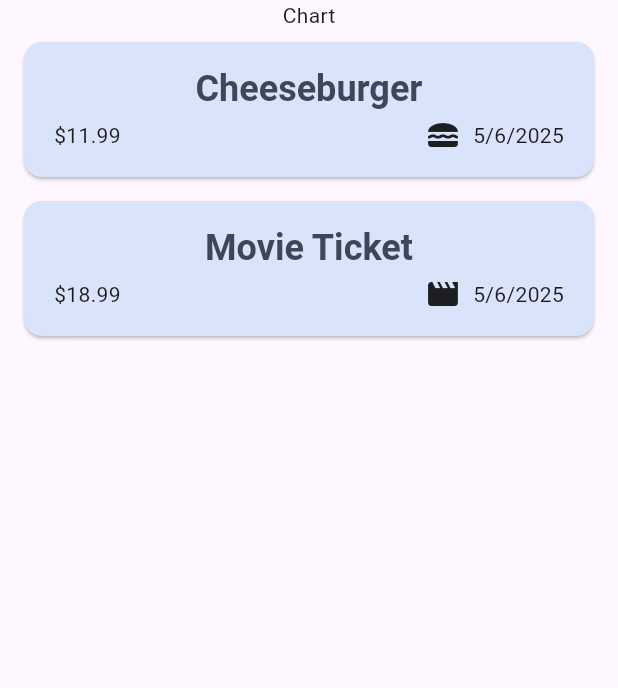
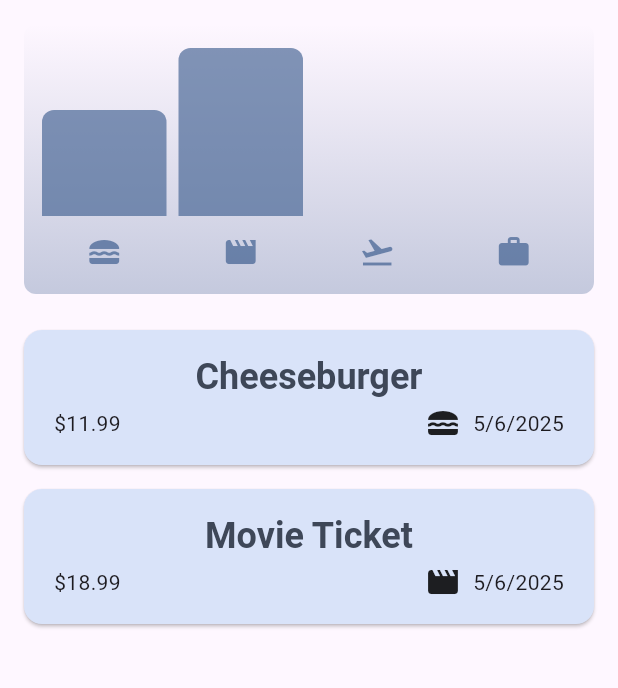
Before and after one commit to thehwayne/expense_tracker, a Flutter app: the screen it shows after launch, on a phone screen of 412 x 824 dp, the part 84-772 px from its top. Run offline on Flutter 3.47's test engine with Material 3 defaults, Android fonts, the phone set to English and light mode, and no system bars.

Commit message:
Changes to expenses.dart and new_expense.dart

```diff
--- a/lib/widgets/expenses.dart
+++ b/lib/widgets/expenses.dart
@@ -1,3 +1,4 @@
+import 'package:expense_tracker/widgets/chart/chart.dart';
 import 'package:expense_tracker/widgets/expenses_list/expenses_list.dart';
 import 'package:expense_tracker/widgets/new_expense.dart';
 import 'package:flutter/material.dart';
@@ -16,6 +17,7 @@ class Expenses extends StatefulWidget {
 class _ExpensesState extends State<Expenses> {
   void _openAddExpenseOverlay() {
     showModalBottomSheet(
+      useSafeArea: true,
       isScrollControlled: true,
       context: context,
       builder: (ctx) => NewExpense(
@@ -63,6 +65,9 @@ class _ExpensesState extends State<Expenses> {
   ];
   @override
   Widget build(BuildContext context) {
+    var width = MediaQuery.of(context).size.width;
+    // print("Width ${MediaQuery.of(context).size.width}");
+    // print("Height ${MediaQuery.of(context).size.height}");
     Widget mainContent = const Center(
       child: Text('No ExpensesFound. Click + to add'),
     );
@@ -82,12 +87,19 @@ class _ExpensesState extends State<Expenses> {
           ),
         ],
       ),
-      body: Column(
-        children: [
-          Text("Chart"),
-          Expanded(child: mainContent),
-        ],
-      ),
+      body: width < 600
+          ? Column(
+              children: [
+                Chart(expenses: _registeredExpenses),
+                Expanded(child: mainContent),
+              ],
+            )
+          : Row(
+              children: [
+                Expanded(child: Chart(expenses: _registeredExpenses)),
+                Expanded(child: mainContent),
+              ],
+            ),
     );
   }
 }
```
Also changed, not shown: lib/widgets/new_expense.dart (+11 -2 lines).
